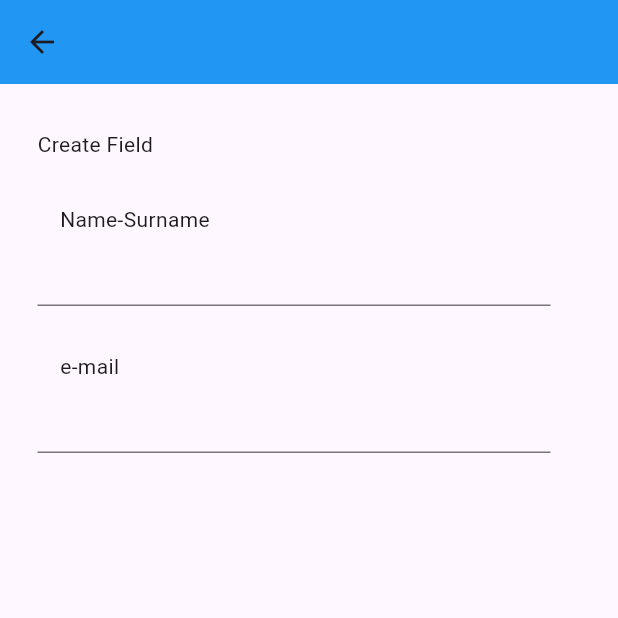
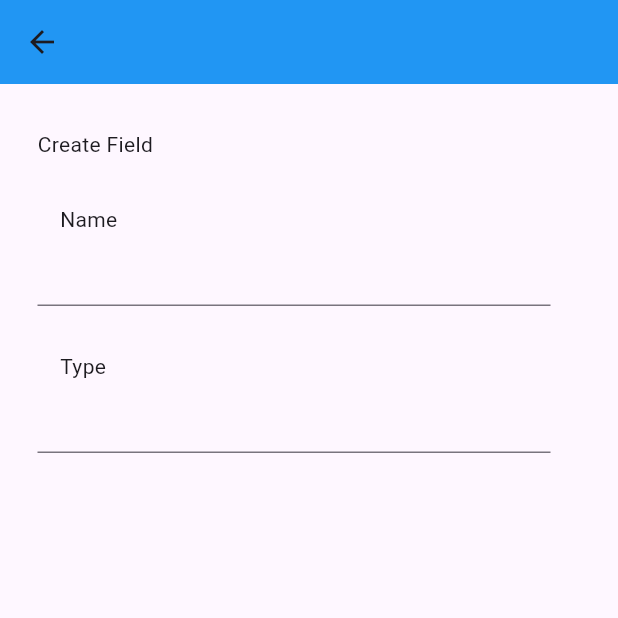
Before and after one commit to Gloriens/demo, a Flutter app: the CreateTemplatePage screen opened directly, on a phone screen of 412 x 824 dp, the top half of it. Run offline on Flutter 3.47's test engine with Material 3 defaults, Android fonts, the phone set to English and light mode, and no system bars; missing offline and left inert: serverpod, serverpod_client, serverpod_flutter.

Commit message:
Bugfix
Bugfix about scroll problem

```diff
--- a/demo_flutter/lib/CreateTemplate.dart
+++ b/demo_flutter/lib/CreateTemplate.dart
@@ -33,7 +33,7 @@ class _CreateTemplatePageState extends State<CreateTemplatePage> {
               Text("Create Field"),
               Padding(
                 padding: const EdgeInsets.only(left: 15,top: 30),
-                child: Text("Name-Surname",),
+                child: Text("Name",),
               ),
               TextField(
                   controller: nameController
@@ -41,7 +41,7 @@ class _CreateTemplatePageState extends State<CreateTemplatePage> {
               ),
               Padding(
                 padding: const EdgeInsets.only(left: 15,top: 30),
-                child: Text("e-mail",),
+                child: Text("Type",),
               ),
               TextField(
                 controller: typelController,
--- a/demo_flutter/lib/HomePage.dart
+++ b/demo_flutter/lib/HomePage.dart
@@ -40,7 +40,7 @@ class _MyHomePAgeState extends State<MyHomePAge> {
                   children: [
                     Padding(
                       padding: const EdgeInsets.only(left: 15, top: 15),
-                      child: Text("Name-Surname"),
+                      child: Text("Name"),
                     ),
                     TextField(
                       controller: templateName,
@@ -99,7 +99,7 @@ class _SignUpState extends State<SignUp> {
         title: Text('Home Page'),
         backgroundColor: Colors.blue,
       ),
-      body: Container(
+      body: SingleChildScrollView(
         child: Padding(
           padding: EdgeInsets.only(top: 30,left: 25,right: 45),
           child: Column(
```
